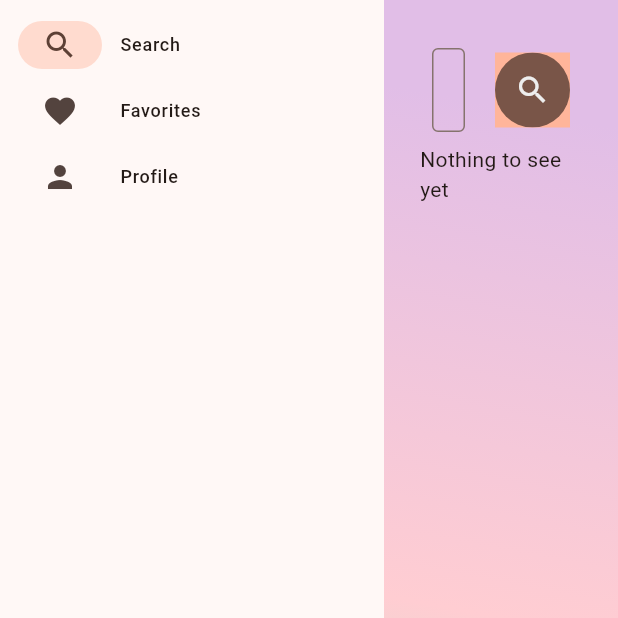
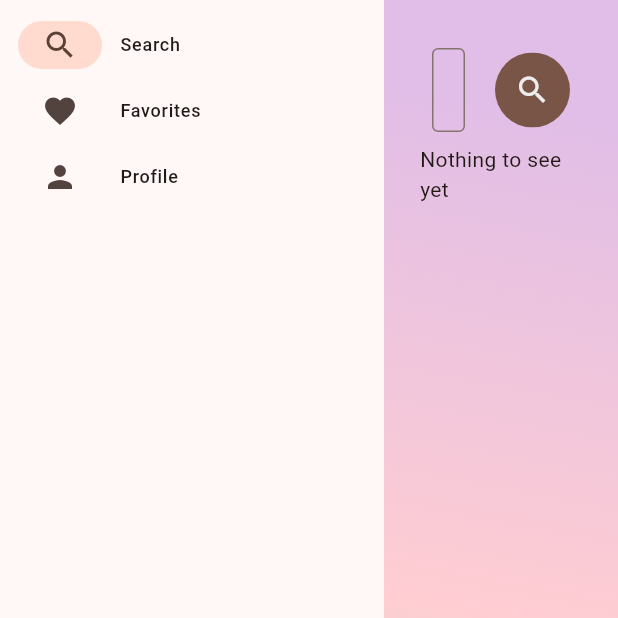
Before and after one commit to tassiomr/music-player-flutter, a Flutter app: the screen it shows after launch, on a phone screen of 412 x 824 dp, the top half of it. Run offline on Flutter 3.47's test engine with Material 2 defaults, Android fonts, the phone set to English and light mode, and no system bars.

Commit message:
finished search component

```diff
--- a/lib/components/searching.dart
+++ b/lib/components/searching.dart
@@ -1,9 +1,9 @@
 import 'package:flutter/material.dart';
 
 class SearchingComponent extends StatefulWidget {
-  SearchingComponent({super.key, required this.getMusic });
+  const SearchingComponent({super.key, required this.getMusic });
 
-  Function getMusic;
+  final Function getMusic;
 
   @override
   State<SearchingComponent> createState() => _SearchingComponentState();
@@ -56,7 +56,7 @@ class _SearchingComponentState extends State<SearchingComponent> {
                       width: 50,
                       height: 50,
                       child: Material(
-                        color: Theme.of(context).colorScheme.inversePrimary,
+                        color: Colors.transparent,
                         child: Ink(
                           decoration: const ShapeDecoration(
                             color: Colors.brown,
```
